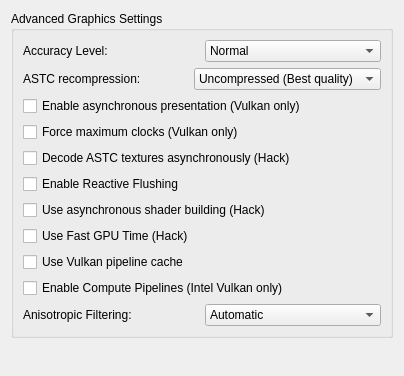
First picture: the form in src/yuzu/configuration/configure_graphics_advanced.ui, repository rorrim-rorrim/eden-alt, before the edit.
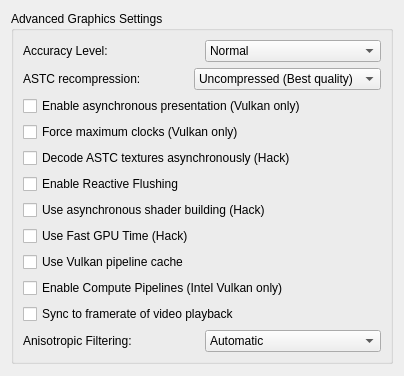
Second picture: the form after the edit.

Commit message: nvnflinger: allow locking framerate during video playback

What changed in the file:
```diff
--- a/src/yuzu/configuration/configure_graphics_advanced.ui
+++ b/src/yuzu/configuration/configure_graphics_advanced.ui
@@ -191,6 +191,16 @@
           </property>
          </widget>
         </item>
+        <item>
+         <widget class="QCheckBox" name="use_video_framerate_checkbox">
+          <property name="toolTip">
+           <string>Run the game at normal speed during video playback, even when the framerate is unlocked.</string>
+          </property>
+          <property name="text">
+           <string>Sync to framerate of video playback</string>
+          </property>
+         </widget>
+        </item>
         <item>
          <widget class="QWidget" name="af_layout" native="true">
           <layout class="QHBoxLayout" name="horizontalLayout_1">
```
The commit also changes 10 other files.
